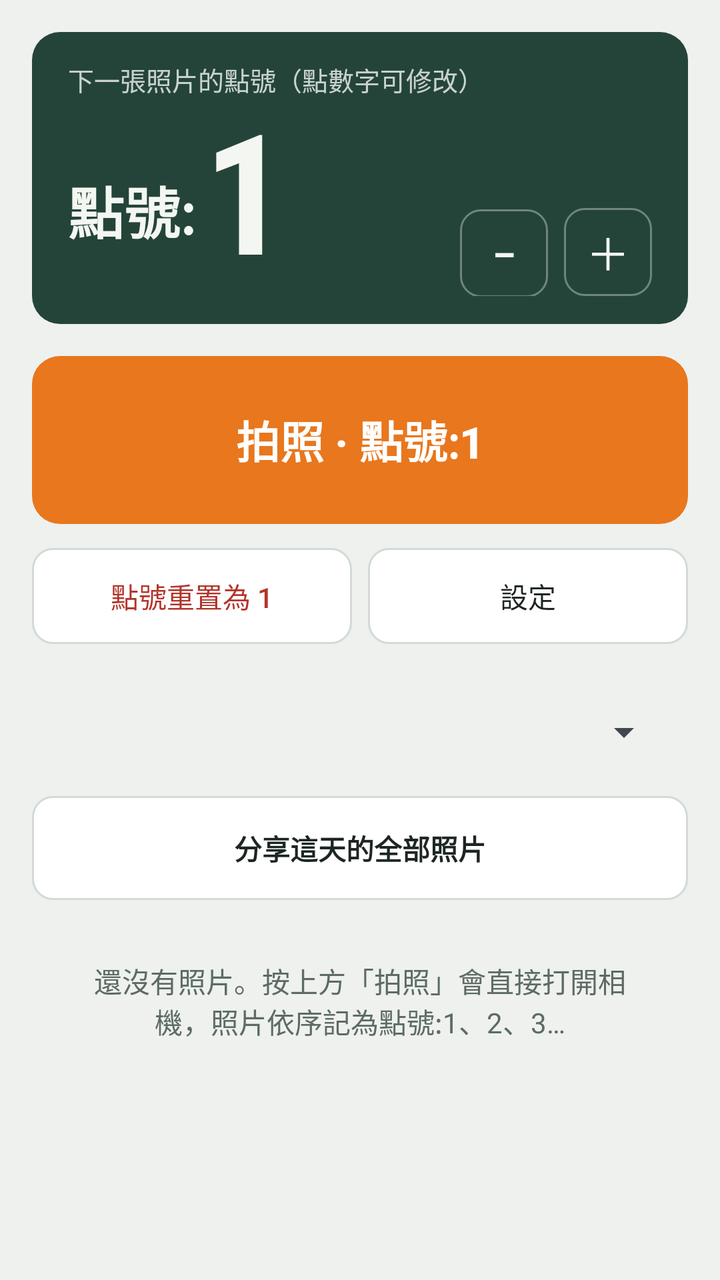
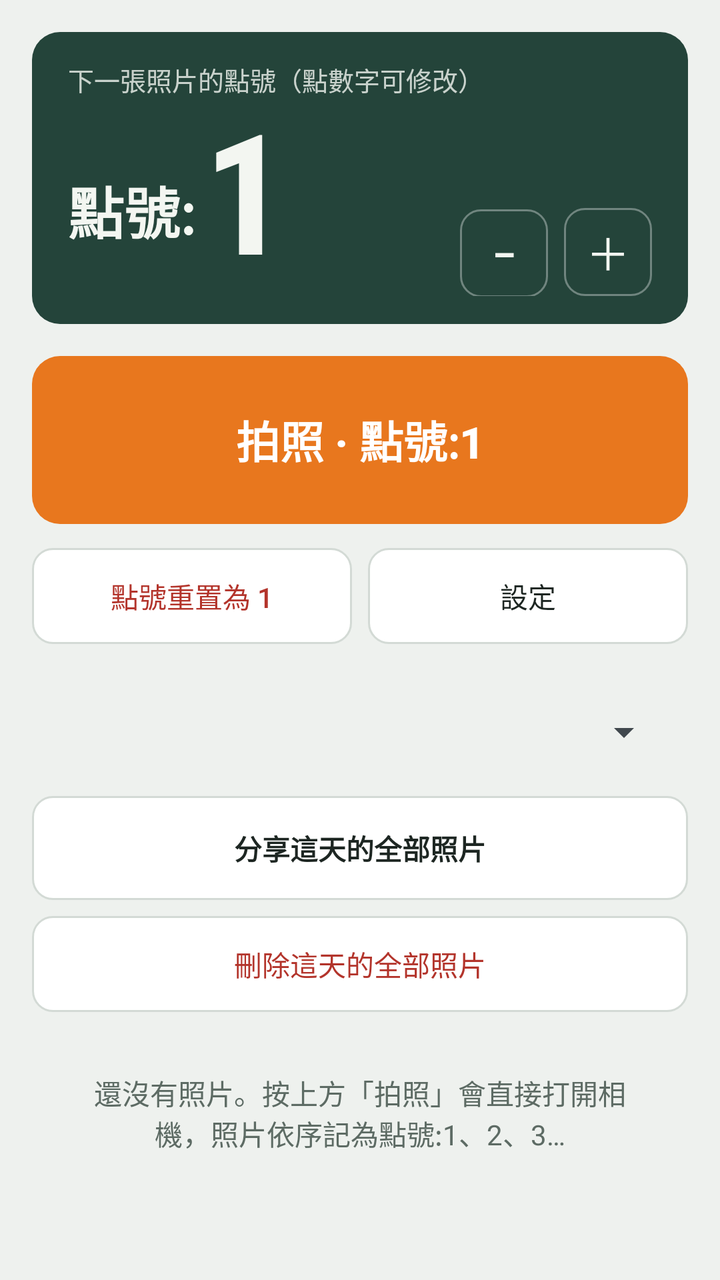

Two renders of the same Android screen: before a commit and after it. Below are the layout's source before the change and the commit's diff.
<!-- AndroidManifest.xml: application theme AppTheme -->
<!-- res/layout/activity_main.xml -->
<?xml version="1.0" encoding="utf-8"?>
<ScrollView xmlns:android="http://schemas.android.com/apk/res/android"
    android:layout_width="match_parent"
    android:layout_height="match_parent"
    android:background="@color/bg"
    android:fitsSystemWindows="true">

    <LinearLayout
        android:layout_width="match_parent"
        android:layout_height="wrap_content"
        android:orientation="vertical"
        android:padding="16dp">

        
        <LinearLayout
            android:layout_width="match_parent"
            android:layout_height="wrap_content"
            android:background="@drawable/bg_board"
            android:orientation="vertical"
            android:paddingHorizontal="18dp"
            android:paddingVertical="14dp">

            <TextView
                android:layout_width="wrap_content"
                android:layout_height="wrap_content"
                android:text="下一張照片的點號（點數字可修改）"
                android:textColor="@color/board_fg"
                android:alpha="0.8"
                android:textSize="13sp" />

            <LinearLayout
                android:layout_width="match_parent"
                android:layout_height="wrap_content"
                android:gravity="bottom"
                android:orientation="horizontal">

                
                <LinearLayout
                    android:id="@+id/pointBox"
                    android:layout_width="0dp"
                    android:layout_height="wrap_content"
                    android:layout_weight="1"
                    android:background="?android:attr/selectableItemBackground"
                    android:clickable="true"
                    android:contentDescription="點一下修改點號"
                    android:focusable="true"
                    android:gravity="bottom"
                    android:orientation="horizontal">

                    <TextView
                        android:layout_width="wrap_content"
                        android:layout_height="wrap_content"
                        android:layout_marginEnd="4dp"
                        android:layout_marginBottom="10dp"
                        android:text="點號:"
                        android:textColor="@color/board_fg"
                        android:textSize="28sp"
                        android:textStyle="bold" />

                    <TextView
                        android:id="@+id/nextNum"
                        android:layout_width="wrap_content"
                        android:layout_height="wrap_content"
                        android:fontFamily="sans-serif-condensed"
                        android:includeFontPadding="false"
                        android:text="1"
                        android:textColor="@color/board_fg"
                        android:textSize="84sp"
                        android:textStyle="bold" />
                </LinearLayout>

                <LinearLayout
                    android:layout_width="wrap_content"
                    android:layout_height="wrap_content"
                    android:gravity="end"
                    android:orientation="vertical">

                    <TextView
                        android:id="@+id/todayText"
                        android:layout_width="wrap_content"
                        android:layout_height="wrap_content"
                        android:textColor="@color/board_fg"
                        android:textSize="13sp" />

                    <TextView
                        android:id="@+id/modeText"
                        android:layout_width="wrap_content"
                        android:layout_height="wrap_content"
                        android:layout_marginBottom="6dp"
                        android:textColor="@color/board_fg"
                        android:alpha="0.85"
                        android:textSize="13sp" />

                    <LinearLayout
                        android:layout_width="wrap_content"
                        android:layout_height="wrap_content"
                        android:orientation="horizontal">

                        <Button
                            android:id="@+id/minusBtn"
                            android:layout_width="44dp"
                            android:layout_height="44dp"
                            android:layout_marginEnd="8dp"
                            android:background="@drawable/bg_step"
                            android:contentDescription="點號減一"
                            android:text="−"
                            android:textColor="@color/board_fg"
                            android:textSize="22sp" />

                        <Button
                            android:id="@+id/plusBtn"
                            android:layout_width="44dp"
                            android:layout_height="44dp"
                            android:background="@drawable/bg_step"
                            android:contentDescription="點號加一"
                            android:text="＋"
                            android:textColor="@color/board_fg"
                            android:textSize="22sp" />
                    </LinearLayout>
                </LinearLayout>
            </LinearLayout>
        </LinearLayout>

        
        <Button
            android:id="@+id/shootBtn"
            android:layout_width="match_parent"
            android:layout_height="84dp"
            android:layout_marginTop="16dp"
            android:background="@drawable/bg_shoot"
            android:stateListAnimator="@null"
            android:text="拍照 · 點號:1"
            android:textColor="@color/accent_fg"
            android:textSize="22sp"
            android:textStyle="bold" />

        <LinearLayout
            android:layout_width="match_parent"
            android:layout_height="wrap_content"
            android:layout_marginTop="12dp"
            android:orientation="horizontal">

            <Button
                android:id="@+id/resetBtn"
                android:layout_width="0dp"
                android:layout_height="48dp"
                android:layout_weight="1"
                android:background="@drawable/bg_btn"
                android:stateListAnimator="@null"
                android:text="點號重置為 1"
                android:textColor="@color/danger" />

            <Button
                android:id="@+id/settingsBtn"
                android:layout_width="0dp"
                android:layout_height="48dp"
                android:layout_marginStart="8dp"
                android:layout_weight="1"
                android:background="@drawable/bg_btn"
                android:stateListAnimator="@null"
                android:text="設定"
                android:textColor="@color/fg" />
        </LinearLayout>

        
        <LinearLayout
            android:id="@+id/settingsPanel"
            android:layout_width="match_parent"
            android:layout_height="wrap_content"
            android:layout_marginTop="12dp"
            android:background="@drawable/bg_panel"
            android:orientation="vertical"
            android:padding="16dp"
            android:visibility="gone">

            <TextView
                android:layout_width="wrap_content"
                android:layout_height="wrap_content"
                android:text="重置方式"
                android:textColor="@color/muted"
                android:textSize="13sp" />

            <RadioGroup
                android:id="@+id/modeGroup"
                android:layout_width="match_parent"
                android:layout_height="wrap_content"
                android:orientation="vertical">

                <RadioButton
                    android:id="@+id/modeDaily"
                    android:layout_width="match_parent"
                    android:layout_height="wrap_content"
                    android:minHeight="44dp"
                    android:text="隔日自動重置（每天從點號:1 開始）"
                    android:textColor="@color/fg" />

                <RadioButton
                    android:id="@+id/modeManual"
                    android:layout_width="match_parent"
                    android:layout_height="wrap_content"
                    android:minHeight="44dp"
                    android:text="僅手動重置（點號一直累加）"
                    android:textColor="@color/fg" />
            </RadioGroup>

            <TextView
                android:layout_width="wrap_content"
                android:layout_height="wrap_content"
                android:layout_marginTop="10dp"
                android:text="工程名稱（印在照片上，可留空）"
                android:textColor="@color/muted"
                android:textSize="13sp" />

            <EditText
                android:id="@+id/projName"
                android:layout_width="match_parent"
                android:layout_height="wrap_content"
                android:hint="例：○○路排水改善工程"
                android:importantForAutofill="no"
                android:inputType="text"
                android:textColor="@color/fg" />

            <TextView
                android:layout_width="wrap_content"
                android:layout_height="wrap_content"
                android:layout_marginTop="10dp"
                android:text="檔名前綴（可留空；預設檔名就是點號，如 3.jpg，加前綴則為 A區_3.jpg）"
                android:textColor="@color/muted"
                android:textSize="13sp" />

            <EditText
                android:id="@+id/prefix"
                android:layout_width="match_parent"
                android:layout_height="wrap_content"
                android:hint="例：A區"
                android:importantForAutofill="no"
                android:inputType="text"
                android:textColor="@color/fg" />

            <CheckBox
                android:id="@+id/stampPoint"
                android:layout_width="match_parent"
                android:layout_height="wrap_content"
                android:layout_marginTop="8dp"
                android:minHeight="44dp"
                android:text="在照片上印點號"
                android:textColor="@color/fg" />

            <CheckBox
                android:id="@+id/stampTime"
                android:layout_width="match_parent"
                android:layout_height="wrap_content"
                android:minHeight="44dp"
                android:text="在照片上印日期時間"
                android:textColor="@color/fg" />

            <TextView
                android:layout_width="match_parent"
                android:layout_height="wrap_content"
                android:layout_marginTop="6dp"
                android:text="照片會直接存進手機相簿：Pictures/工作照片/日期 資料夾。"
                android:textColor="@color/muted"
                android:textSize="12sp" />
        </LinearLayout>

        
        <LinearLayout
            android:layout_width="match_parent"
            android:layout_height="wrap_content"
            android:layout_marginTop="20dp"
            android:gravity="center_vertical"
            android:orientation="horizontal">

            <Spinner
                android:id="@+id/daySpinner"
                android:layout_width="0dp"
                android:layout_height="48dp"
                android:layout_weight="1" />

            <TextView
                android:id="@+id/dayCount"
                android:layout_width="wrap_content"
                android:layout_height="wrap_content"
                android:layout_marginStart="8dp"
                android:textColor="@color/muted"
                android:textSize="13sp" />
        </LinearLayout>

        <Button
            android:id="@+id/shareBtn"
            android:layout_width="match_parent"
            android:layout_height="52dp"
            android:layout_marginTop="8dp"
            android:background="@drawable/bg_btn"
            android:stateListAnimator="@null"
            android:text="分享這天的全部照片"
            android:textColor="@color/fg"
            android:textStyle="bold" />

        <TextView
            android:id="@+id/emptyText"
            android:layout_width="match_parent"
            android:layout_height="wrap_content"
            android:layout_marginTop="12dp"
            android:gravity="center"
            android:padding="18dp"
            android:text="還沒有照片。按上方「拍照」會直接打開相機，照片依序記為點號:1、2、3…"
            android:textColor="@color/muted" />

        <LinearLayout
            android:id="@+id/photoList"
            android:layout_width="match_parent"
            android:layout_height="wrap_content"
            android:layout_marginTop="8dp"
            android:orientation="vertical" />
    </LinearLayout>
</ScrollView>
<!-- resources referenced by this layout -->
<resources>
  <color name="accent_fg">#FFFFFF</color>
  <color name="bg">#EEF1EE</color>
  <color name="board_fg">#F3F6F1</color>
  <color name="danger">#B3342B</color>
  <color name="fg">#1D2622</color>
  <color name="muted">#5D6B64</color>
  <!-- drawable bg_board (drawable) -->
  <?xml version="1.0" encoding="utf-8"?>
  <shape xmlns:android="http://schemas.android.com/apk/res/android">
      <solid android:color="@color/board" />
      <corners android:radius="14dp" />
  </shape>
  <!-- drawable bg_btn (drawable) -->
  <?xml version="1.0" encoding="utf-8"?>
  <ripple xmlns:android="http://schemas.android.com/apk/res/android" android:color="#22000000">
      <item>
          <shape>
              <solid android:color="@color/surface" />
              <stroke android:width="1dp" android:color="@color/line" />
              <corners android:radius="10dp" />
          </shape>
      </item>
  </ripple>
  <!-- drawable bg_panel (drawable) -->
  <?xml version="1.0" encoding="utf-8"?>
  <shape xmlns:android="http://schemas.android.com/apk/res/android">
      <solid android:color="@color/surface" />
      <stroke android:width="1dp" android:color="@color/line" />
      <corners android:radius="14dp" />
  </shape>
  <!-- drawable bg_shoot (drawable) -->
  <?xml version="1.0" encoding="utf-8"?>
  <ripple xmlns:android="http://schemas.android.com/apk/res/android" android:color="#33000000">
      <item>
          <shape>
              <solid android:color="@color/accent" />
              <corners android:radius="14dp" />
          </shape>
      </item>
  </ripple>
  <!-- drawable bg_step (drawable) -->
  <?xml version="1.0" encoding="utf-8"?>
  <ripple xmlns:android="http://schemas.android.com/apk/res/android" android:color="#33FFFFFF">
      <item>
          <shape>
              <stroke android:width="1dp" android:color="#59FFFFFF" />
              <corners android:radius="10dp" />
          </shape>
      </item>
  </ripple>
  <style name="AppTheme" parent="@android:style/Theme.DeviceDefault.DayNight">
          <item name="android:windowActionBar">false</item>
          <item name="android:windowNoTitle">true</item>
          <item name="android:windowBackground">@color/bg</item>
          <item name="android:statusBarColor">@color/board</item>
          <item name="android:navigationBarColor">@color/bg</item>
          <item name="android:colorAccent">@color/board</item>
          <item name="android:textColorPrimary">@color/fg</item>
      </style>
  <color name="board">#24443A</color>
  <color name="surface">#FFFFFF</color>
  <color name="line">#D3DAD5</color>
  <color name="accent">#E8771E</color>
</resources>

<!-- the commit's change to res/layout/activity_main.xml (unified diff, before → after) -->
@@ -297,6 +297,16 @@
             android:textColor="@color/fg"
             android:textStyle="bold" />
 
+        <Button
+            android:id="@+id/deleteDayBtn"
+            android:layout_width="match_parent"
+            android:layout_height="48dp"
+            android:layout_marginTop="8dp"
+            android:background="@drawable/bg_btn"
+            android:stateListAnimator="@null"
+            android:text="刪除這天的全部照片"
+            android:textColor="@color/danger" />
+
         <TextView
             android:id="@+id/emptyText"
             android:layout_width="match_parent"
